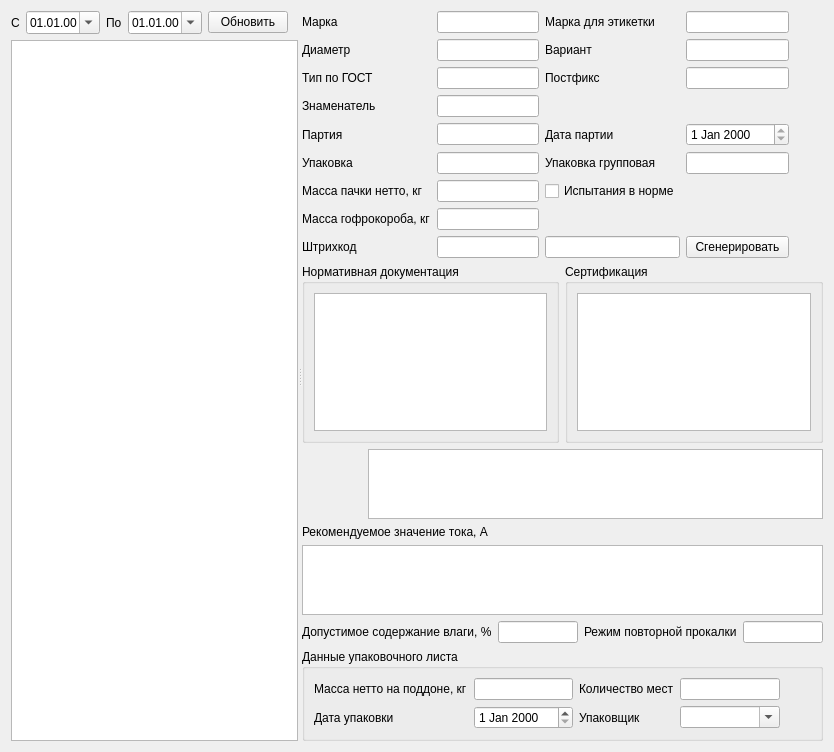
The window that formdatael.ui (Sergeyego/warehouse) describes before a commit, drawn with Qt 5.
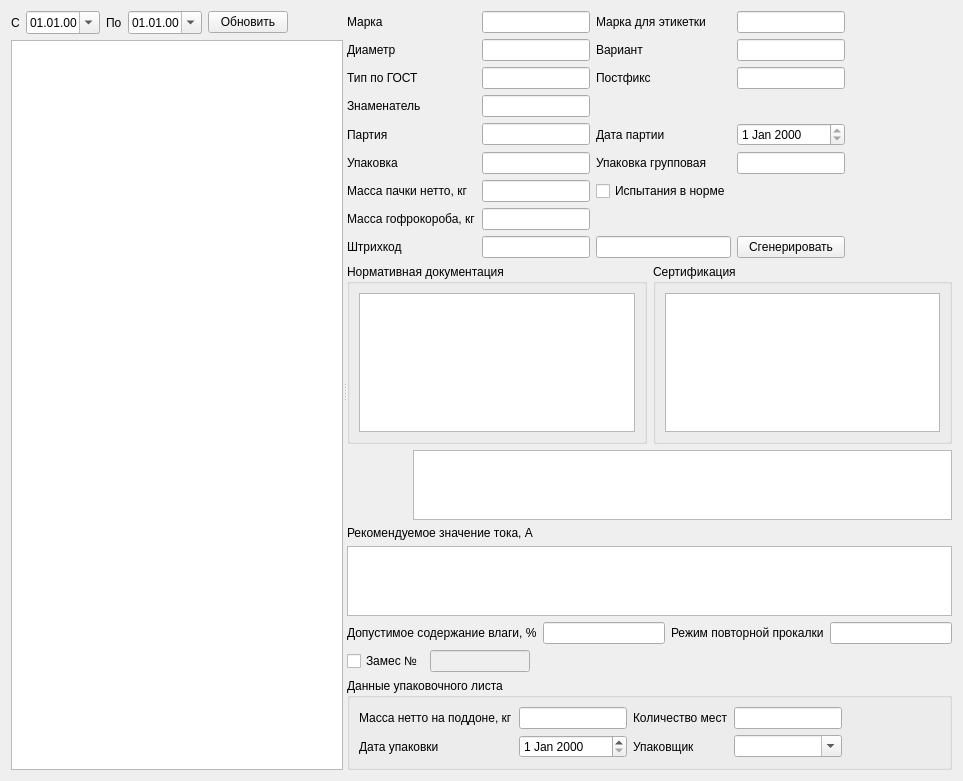
The same window after the commit. Custom widgets are drawn as their Qt base class.

Commit message: добавлен номер замеса в этикетку

```diff
--- a/formdatael.ui
+++ b/formdatael.ui
@@ -6,8 +6,8 @@
    <rect>
     <x>0</x>
     <y>0</y>
-    <width>834</width>
-    <height>752</height>
+    <width>963</width>
+    <height>781</height>
    </rect>
   </property>
   <property name="windowTitle">
@@ -460,6 +460,43 @@
          </item>
         </layout>
        </item>
+       <item>
+        <layout class="QHBoxLayout" name="horizontalLayout_5">
+         <item>
+          <widget class="QCheckBox" name="checkBoxZam">
+           <property name="text">
+            <string>Замес №</string>
+           </property>
+          </widget>
+         </item>
+         <item>
+          <widget class="QLineEdit" name="lineEditZam">
+           <property name="enabled">
+            <bool>false</bool>
+           </property>
+           <property name="maximumSize">
+            <size>
+             <width>100</width>
+             <height>16777215</height>
+            </size>
+           </property>
+          </widget>
+         </item>
+         <item>
+          <spacer name="horizontalSpacer_4">
+           <property name="orientation">
+            <enum>Qt::Orientation::Horizontal</enum>
+           </property>
+           <property name="sizeHint" stdset="0">
+            <size>
+             <width>40</width>
+             <height>20</height>
+            </size>
+           </property>
+          </spacer>
+         </item>
+        </layout>
+       </item>
        <item>
         <widget class="QGroupBox" name="groupBox">
          <property name="title">
```
Left out of the diff: 18 changed lines with no effect on the pictures. The commit also changes 1 other file.
